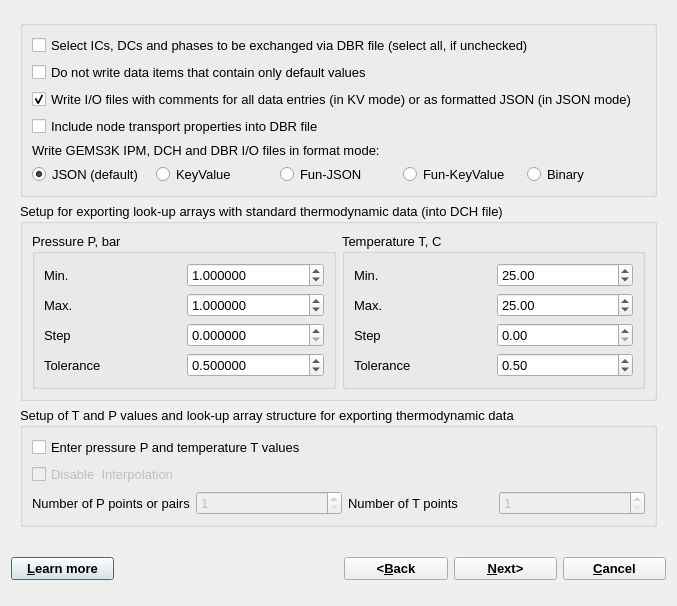
First picture: the form in GUI/Dialogs4/LookupDialog4.ui, repository gemshub/GEMSGUI, before the edit.
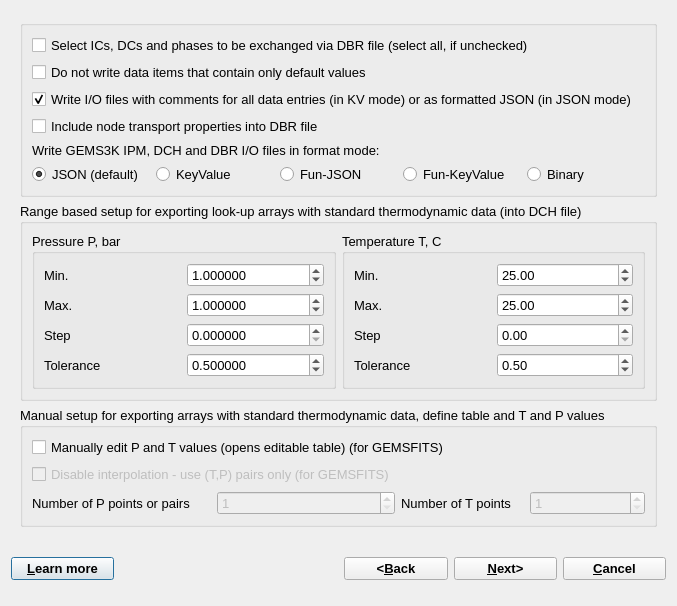
Second picture: the form after the edit.

Commit message: Refactor UI properties and improve README instructions for GEM-Selektor startup

What changed in the file:
```diff
--- a/GUI/Dialogs4/LookupDialog4.ui
+++ b/GUI/Dialogs4/LookupDialog4.ui
@@ -123,7 +123,7 @@
        <item>
         <widget class="QGroupBox" name="groupBox_2">
          <property name="title">
-          <string>Setup for exporting look-up arrays with standard thermodynamic data (into DCH file)</string>
+          <string>Range based setup for exporting look-up arrays with standard thermodynamic data (into DCH file)</string>
          </property>
          <layout class="QHBoxLayout" name="horizontalLayout">
           <item>
@@ -322,13 +322,13 @@
        <item>
         <widget class="QGroupBox" name="groupBox_5">
          <property name="title">
-          <string>Setup of T and P values and look-up array structure for exporting thermodynamic data</string>
+          <string>Manual setup for exporting arrays with standard thermodynamic data, define table and T and P values</string>
          </property>
          <layout class="QGridLayout" name="gridLayout_3">
           <item row="0" column="0" colspan="3">
            <widget class="QCheckBox" name="checkArrays">
             <property name="text">
-             <string>Enter pressure P and temperature T values</string>
+             <string>Manually edit P and T values (opens editable table) (for GEMSFITS)</string>
             </property>
            </widget>
           </item>
@@ -338,7 +338,7 @@
              <bool>false</bool>
             </property>
             <property name="text">
-             <string>Disable  Interpolation</string>
+             <string>Disable interpolation - use (T,P) pairs only (for GEMSFITS)</string>
             </property>
            </widget>
           </item>
```
Left out of the diff: 7 changed lines with no effect on the pictures. The commit also changes 2 other files.
